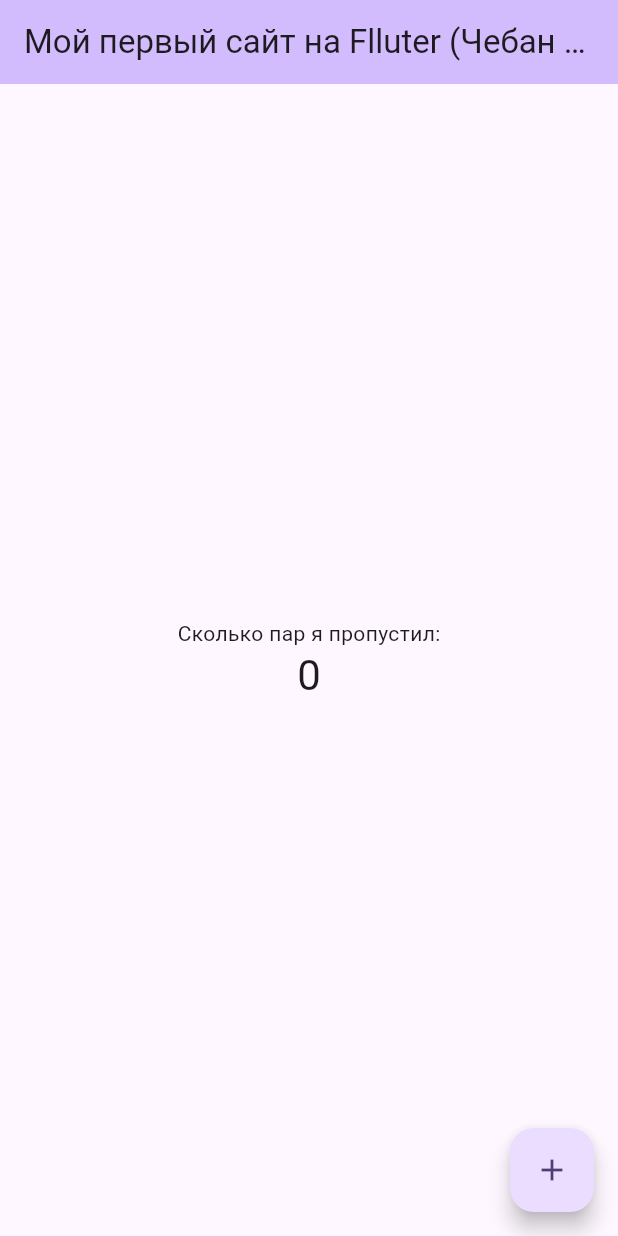
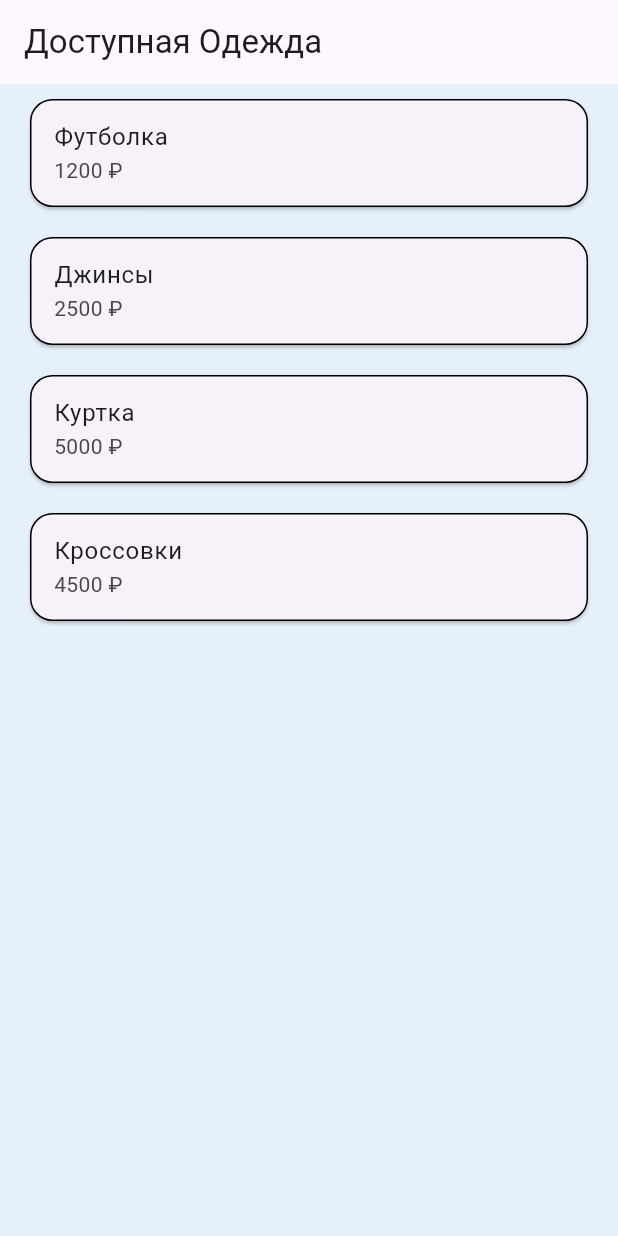
Before and after one commit to LilAz7/pks, a Flutter app: the screen it shows after launch, on a phone screen of 412 x 824 dp. Run offline on Flutter 3.47's test engine with Material 3 defaults, Android fonts, the phone set to English and light mode, and no system bars.

Commit message:
Update main.dart

```diff
--- a/lib/main.dart
+++ b/lib/main.dart
@@ -1,125 +1,154 @@
 import 'package:flutter/material.dart';
+import 'clothes.dart'; // Импортируем второй файл с моделью данных
 
 void main() {
-  runApp(const MyApp());
+  runApp(ClothesApp());
 }
 
-class MyApp extends StatelessWidget {
-  const MyApp({super.key});
-
-  // This widget is the root of your application.
+class ClothesApp extends StatelessWidget {
   @override
   Widget build(BuildContext context) {
     return MaterialApp(
-      title: 'Сайт',
+      title: 'Магазин Одежды',
       theme: ThemeData(
-        // This is the theme of your application.
-        //
-        // TRY THIS: Try running your application with "flutter run". You'll see
-        // the application has a purple toolbar. Then, without quitting the app,
-        // try changing the seedColor in the colorScheme below to Colors.green
-        // and then invoke "hot reload" (save your changes or press the "hot
-        // reload" button in a Flutter-supported IDE, or press "r" if you used
-        // the command line to start the app).
-        //
-        // Notice that the counter didn't reset back to zero; the application
-        // state is not lost during the reload. To reset the state, use hot
-        // restart instead.
-        //
-        // This works for code too, not just values: Most code changes can be
-        // tested with just a hot reload.
-        colorScheme: ColorScheme.fromSeed(seedColor: Colors.deepPurple),
-        useMaterial3: true,
+        primarySwatch: Colors.blue,
+        scaffoldBackgroundColor: const Color.fromARGB(255, 230, 240, 250),
+        textTheme: const TextTheme(
+          bodyLarge: TextStyle(color: Colors.black),
+          bodyMedium: TextStyle(color: Colors.black),
+        ),
       ),
-      home: const MyHomePage(title: 'Мой первый сайт на Flluter (Чебан Андрей)'),
+      home: ClothesList(),
     );
   }
 }
 
-class MyHomePage extends StatefulWidget {
-  const MyHomePage({super.key, required this.title});
-
-  // This widget is the home page of your application. It is stateful, meaning
-  // that it has a State object (defined below) that contains fields that affect
-  // how it looks.
-
-  // This class is the configuration for the state. It holds the values (in this
-  // case the title) provided by the parent (in this case the App widget) and
-  // used by the build method of the State. Fields in a Widget subclass are
-  // always marked "final".
-
-  final String title;
-
-  @override
-  State<MyHomePage> createState() => _MyHomePageState();
-}
-
-class _MyHomePageState extends State<MyHomePage> {
-  int _counter = 0;
-
-  void _incrementCounter() {
-    setState(() {
-      // This call to setState tells the Flutter framework that something has
-      // changed in this State, which causes it to rerun the build method below
-      // so that the display can reflect the updated values. If we changed
-      // _counter without calling setState(), then the build method would not be
-      // called again, and so nothing would appear to happen.
-      _counter++;
-    });
-  }
+class ClothesList extends StatelessWidget {
+  final List<Clothing> clothes = [
+    Clothing(
+      name: 'Футболка',
+      imageUrl: '../lib/images/tshirt.jpeg',
+      price: 1200, // Цены в рублях
+    ),
+    Clothing(
+      name: 'Джинсы',
+      imageUrl: '../lib/images/jeans.jpeg',
+      price: 2500,
+    ),
+    Clothing(
+      name: 'Куртка',
+      imageUrl: '../lib/images/jacket.jpeg',
+      price: 5000,
+    ),
+    Clothing(
+      name: 'Кроссовки',
+      imageUrl: '../lib/images/sneakers.jpeg',
+      price: 4500,
+    ),
+  ];
 
   @override
   Widget build(BuildContext context) {
-    // This method is rerun every time setState is called, for instance as done
-    // by the _incrementCounter method above.
-    //
-    // The Flutter framework has been optimized to make rerunning build methods
-    // fast, so that you can just rebuild anything that needs updating rather
-    // than having to individually change instances of widgets.
     return Scaffold(
       appBar: AppBar(
-        // TRY THIS: Try changing the color here to a specific color (to
-        // Colors.amber, perhaps?) and trigger a hot reload to see the AppBar
-        // change color while the other colors stay the same.
-        backgroundColor: Theme.of(context).colorScheme.inversePrimary,
-        // Here we take the value from the MyHomePage object that was created by
-        // the App.build method, and use it to set our appbar title.
-        title: Text(widget.title),
+        title: const Text('Доступная Одежда'),
       ),
       body: Center(
-        // Center is a layout widget. It takes a single child and positions it
-        // in the middle of the parent.
-        child: Column(
-          // Column is also a layout widget. It takes a list of children and
-          // arranges them vertically. By default, it sizes itself to fit its
-          // children horizontally, and tries to be as tall as its parent.
-          //
-          // Column has various properties to control how it sizes itself and
-          // how it positions its children. Here we use mainAxisAlignment to
-          // center the children vertically; the main axis here is the vertical
-          // axis because Columns are vertical (the cross axis would be
-          // horizontal).
-          //
-          // TRY THIS: Invoke "debug painting" (choose the "Toggle Debug Paint"
-          // action in the IDE, or press "p" in the console), to see the
-          // wireframe for each widget.
-          mainAxisAlignment: MainAxisAlignment.center,
-          children: <Widget>[
-            const Text(
-              'Cколько пар я пропустил:',
-            ),
-            Text(
-              '$_counter',
-              style: Theme.of(context).textTheme.headlineMedium,
-            ),
-          ],
+        child: ListView.builder(
+          itemCount: clothes.length,
+          itemBuilder: (context, index) {
+            return Card(
+              shape: RoundedRectangleBorder(
+                borderRadius: BorderRadius.circular(15.0),
+                side: const BorderSide(color: Colors.black, width: 1),
+              ),
+              margin: const EdgeInsets.symmetric(vertical: 10, horizontal: 20),
+              child: ListTile(
+                title: Text(clothes[index].name),
+                subtitle:
+                    Text('${clothes[index].price} ₽'), // Формат цен в рублях
+                onTap: () {
+                  Navigator.push(
+                    context,
+                    MaterialPageRoute(
+                      builder: (context) =>
+                          ClothingDetail(clothing: clothes[index]),
+                    ),
+                  );
+                },
+              ),
+            );
+          },
         ),
       ),
-      floatingActionButton: FloatingActionButton(
-        onPressed: _incrementCounter,
-        tooltip: 'Нажать',
-        child: const Icon(Icons.add),
-      ), // This trailing comma makes auto-formatting nicer for build methods.
     );
   }
 }
+
+class ClothingDetail extends StatelessWidget {
+  final Clothing clothing;
+
+  ClothingDetail({required this.clothing});
+
+  @override
+  Widget build(BuildContext context) {
+    return Scaffold(
+      appBar: AppBar(
+        title: Text(clothing.name),
+      ),
+      body: Center(
+        child: Padding(
+          padding: const EdgeInsets.all(16.0),
+          child: Column(
+            mainAxisAlignment: MainAxisAlignment.center,
+            crossAxisAlignment: CrossAxisAlignment.center,
+            children: [
+              Image.network(clothing.imageUrl),
+              const SizedBox(height: 8),
+              Text(clothing.name,
+                  style: const TextStyle(
+                      fontSize: 24,
+                      fontWeight: FontWeight.bold,
+                      color: Colors.black)),
+              const SizedBox(height: 16),
+              Text('${clothing.price} ₽',
+                  style: const TextStyle(
+                      fontSize: 20, color: Color.fromARGB(255, 13, 14, 13))),
+              const SizedBox(height: 20),
+              ElevatedButton(
+                onPressed: () {
+                  showDialog(
+                    context: context,
+                    builder: (context) => AlertDialog(
+                      title: Text('Купить ${clothing.name}',
+                          style: const TextStyle(color: Colors.black)),
+                      content: const Text('Вы желаете купить эту одежду?',
+                          style: TextStyle(color: Colors.black)),
+                      actions: [
+                        TextButton(
+                          onPressed: () {
+                            Navigator.of(context).pop();
+                          },
+                          child: const Text('Да',
+                              style: TextStyle(color: Colors.black)),
+                        ),
+                        TextButton(
+                          onPressed: () {
+                            Navigator.of(context).pop();
+                          },
+                          child: const Text('Нет',
+                              style: TextStyle(color: Colors.black)),
+                        ),
+                      ],
+                    ),
+                  );
+                },
+                child: const Text('Купить'),
+              ),
+            ],
+          ),
+        ),
+      ),
+    );
+  }
+}
```
